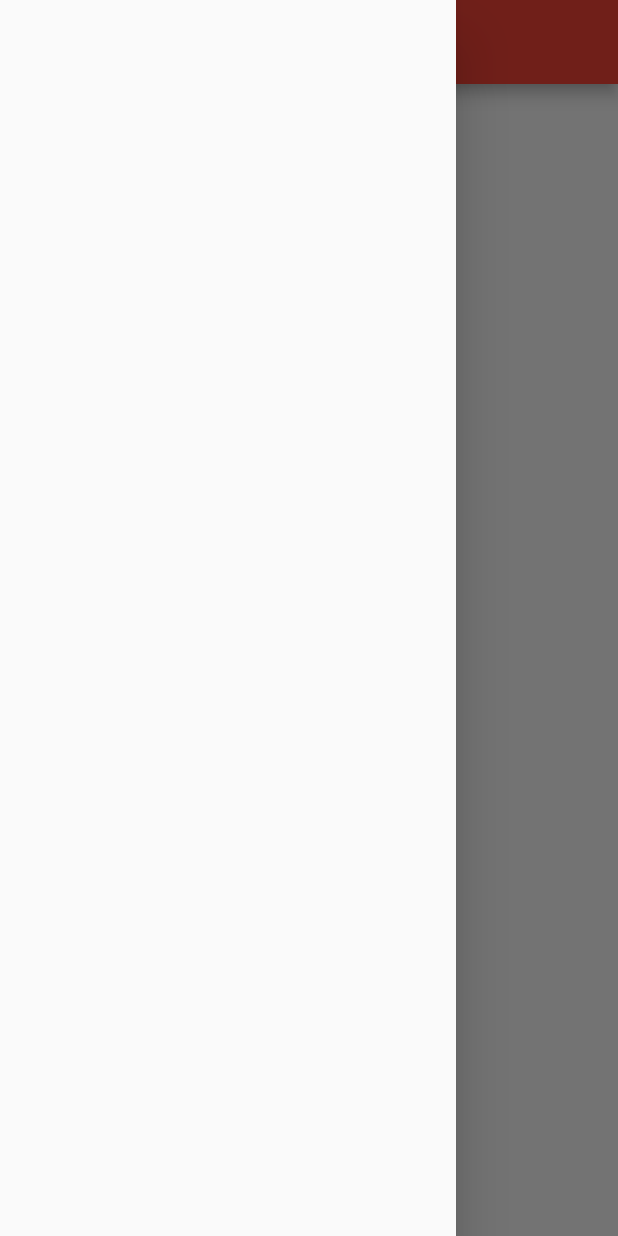
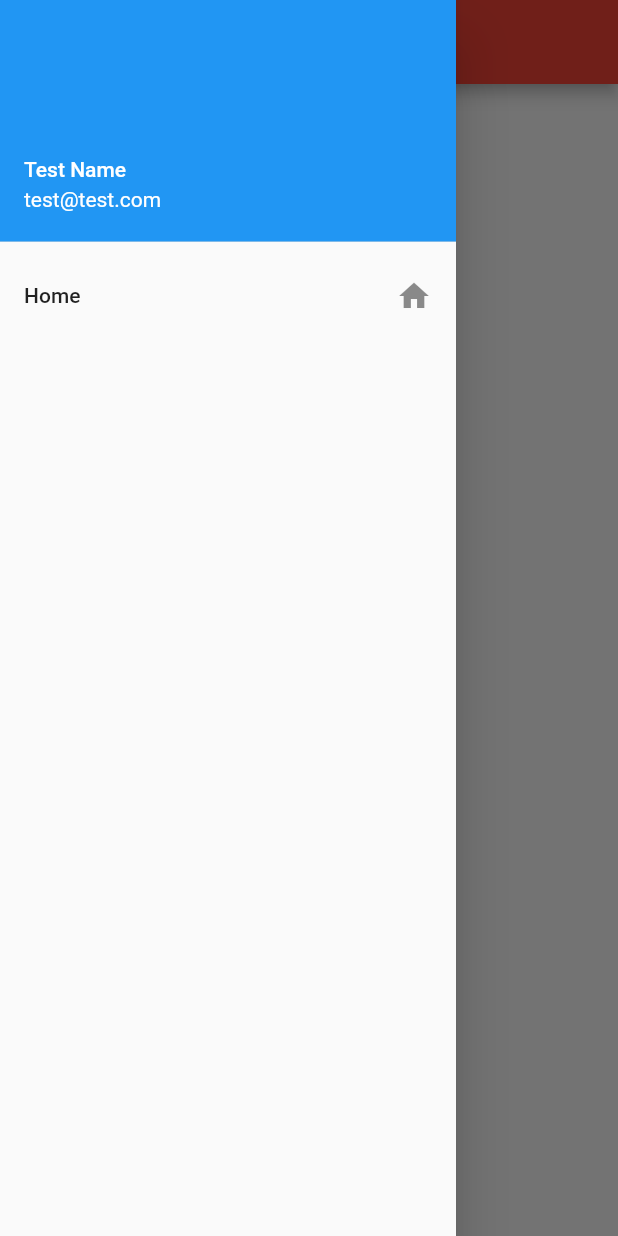
Before and after one commit to Iamkrishnaa/forkhaki-foods, a Flutter app: the screen it shows after launch, with the side drawer open, on a phone screen of 412 x 824 dp. Run offline on Flutter 3.47's test engine with Material 2 defaults, Android fonts, the phone set to English and light mode, and no system bars; our stand-ins replace carousel_slider.

```diff
--- a/lib/main.dart
+++ b/lib/main.dart
@@ -15,7 +15,20 @@ class ForkhakiFoods extends StatelessWidget {
         title: new Text("Forkhaki Foods"),
         backgroundColor: Colors.red,
       ),
-      drawer: new Drawer(),
+      drawer: new Drawer(
+        child: ListView(
+          children: <Widget>[
+            UserAccountsDrawerHeader(
+              accountEmail: new Text('test@test.com'),
+              accountName: new Text('Test Name'),
+            ),
+            ListTile(
+              title: new Text("Home"),
+              trailing: Icon(Icons.home),
+            ),
+          ],
+        ),
+      ),
     );
   }
 }
```
